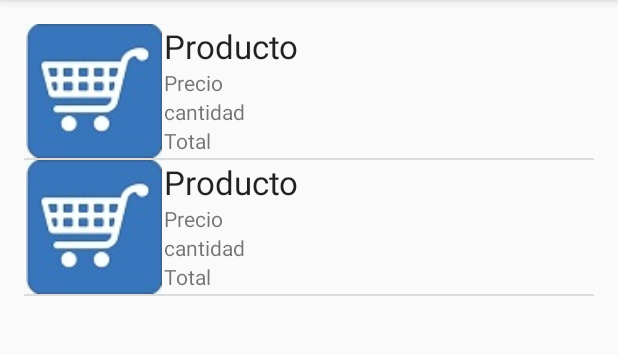
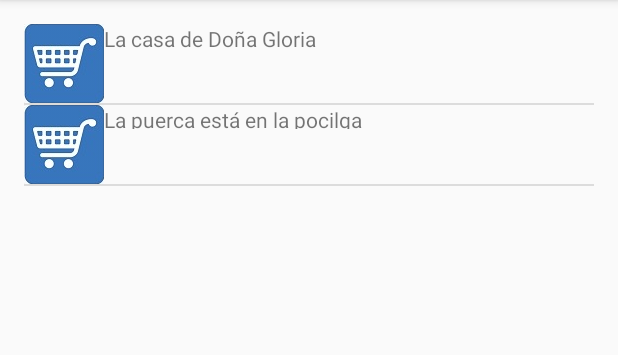
Before and after one commit to camiloruizvidal/LectorCodigoBarras, an Android app: the screen it shows after launch (tienda_actual), on a phone screen of 412 x 824 dp, the part 84-439 px from its top. Run offline under Robolectric (Android 15) with nearby library versions, the phone set to English and light mode, and no system bars.

Commit message:
#027
Hasta aqui funciona todo bien, todo bonito

```diff
--- a/app/src/main/java/com/example/milo/codigobarras/AdapterItems.java
+++ b/app/src/main/java/com/example/milo/codigobarras/AdapterItems.java
@@ -23,33 +23,32 @@ public class AdapterItems extends ArrayAdapter<items_list> {
         this.LayoutResourceId = LayoutResourceId;
         this.data = data;
     }
-    public View getView(int position, View ConvertView, ViewGroup parent){
-        View row= ConvertView;
+
+    public View getView(int position, View ConvertView, ViewGroup parent) {
+        View row = ConvertView;
         items_listHolder holder = null;
-        if(row==null)
-        {
-            LayoutInflater Inflater = ((Activity)context).getLayoutInflater();
-            row = Inflater.inflate(LayoutResourceId,parent,false);
+        if (row == null) {
+            LayoutInflater Inflater = ((Activity) context).getLayoutInflater();
+            row = Inflater.inflate(LayoutResourceId, parent, false);
 
             holder = new items_listHolder();
-            holder.Producto=(TextView)row.findViewById(R.id.TxVwProducto);
-            holder.Precio=(TextView)row.findViewById(R.id.TxVwPrecio);
-            holder.Cantidad=(TextView)row.findViewById(R.id.TxVwCantidad);
-            holder.Total=(TextView)row.findViewById(R.id.TxVwTotal);
+            holder.Producto = (TextView) row.findViewById(R.id.TxVwProducto);
+            holder.Precio = (TextView) row.findViewById(R.id.TxVwPrecio);
+            holder.Cantidad = (TextView) row.findViewById(R.id.TxVwCantidad);
+            holder.Total = (TextView) row.findViewById(R.id.TxVwTotal);
             row.setTag(holder);
+        } else {
+            holder = (items_listHolder) row.getTag();
         }
-        else
-        {
-            holder=(items_listHolder)row.getTag();
-        }
-        items_list items=data[position];
+        items_list items = data[position];
         holder.Producto.setText(items.nombre);
         holder.Precio.setText(items.precio);
         holder.Cantidad.setText(items.cantidad);
         holder.Total.setText(items.total);
         return row;
     }
-    static class items_listHolder{
+
+    static class items_listHolder {
         TextView Producto;
         TextView Precio;
         TextView Cantidad;
--- a/app/src/main/java/com/example/milo/codigobarras/AdapterTiendas.java
+++ b/app/src/main/java/com/example/milo/codigobarras/AdapterTiendas.java
@@ -24,27 +24,24 @@ public class AdapterTiendas extends ArrayAdapter<ListTiendas> {
     public View getView(int position, View ConvertView, ViewGroup parent)
     {
         View row = ConvertView;
-        classImagesUrl img = new classImagesUrl();
         ListTiendasHolder holder = null;
         if (row == null) {
-            LayoutInflater Inflater = ((Activity) context).getLayoutInflater();
-            row = Inflater.inflate(LayoutResourceId, parent, false);
+            LayoutInflater Inflater = ((Activity) this.context).getLayoutInflater();
+            row = Inflater.inflate(this.LayoutResourceId, parent, false);
+
             holder = new ListTiendasHolder();
             holder.Tienda = (TextView) row.findViewById(R.id.TextViewNombreTienda);
-            holder.ImagenLogo =(ImageView) row.findViewById(R.id.imageViewLogoAlmacen);
             row.setTag(holder);
         } else {
             holder = (ListTiendasHolder) row.getTag();
         }
         ListTiendas items = data[position];
         holder.Tienda.setText(items.NombreTienda);
-        //holder.ImagenLogo.setImageBitmap(img.crearImaView(items.UrlImage));
         return row;
     }
 
     static class ListTiendasHolder {
         TextView Tienda;
-        ImageView ImagenLogo;
 
     }
 }
--- a/app/src/main/java/com/example/milo/codigobarras/classgps.java
+++ b/app/src/main/java/com/example/milo/codigobarras/classgps.java
@@ -6,4 +6,11 @@ import android.location.Location;
  * Created by MILO on 13/05/2016.
  */
 public class classgps {
+    public double Longitud;
+    public double Latitud;
+    public classgps()
+    {
+        this.Latitud=2.4560236930847;
+        this.Longitud=-76.593316197395;
+    }
 }
--- a/app/src/main/java/com/example/milo/codigobarras/tienda_actual.java
+++ b/app/src/main/java/com/example/milo/codigobarras/tienda_actual.java
@@ -1,16 +1,9 @@
 package com.example.milo.codigobarras;
 
-import android.Manifest;
-import android.content.Context;
-import android.content.Intent;
-import android.content.pm.PackageManager;
-import android.location.Location;
-import android.location.LocationManager;
-import android.support.v4.app.ActivityCompat;
+
 import android.support.v7.app.AppCompatActivity;
 import android.os.Bundle;
 import android.widget.ListView;
-import android.widget.Toast;
 
 import java.util.List;
 
@@ -19,41 +12,32 @@ public class tienda_actual extends AppCompatActivity {
 
     @Override
     protected void onCreate(Bundle savedInstanceState) {
+        super.onCreate(savedInstanceState);
+        setContentView(R.layout.activity_tienda_actual);
+
+        classgps Loc = new classgps();
+
         ListView tienda;
         List<String[]> Tiendas = null;
         String[] TiendasName = null;
-        LocationManager lm = (LocationManager) getSystemService(Context.LOCATION_SERVICE);
-        if (ActivityCompat.checkSelfPermission(this, Manifest.permission.ACCESS_FINE_LOCATION) != PackageManager.PERMISSION_GRANTED && ActivityCompat.checkSelfPermission(this, Manifest.permission.ACCESS_COARSE_LOCATION) != PackageManager.PERMISSION_GRANTED) {
-            // TODO: Consider calling
-
-            return;
-        }
-
-        Location location = lm.getLastKnownLocation(LocationManager.GPS_PROVIDER);
-        super.onCreate(savedInstanceState);
-        setContentView(R.layout.activity_tienda_actual);
-
         classtienda Listtienda = new classtienda();
-        //location.getLongitude(), location.getLatitude()
-        double Lng = -76.593316197395;
-        double Lat = 2.4560236930847;
-        Tiendas = Listtienda.VerTiendas(Lng, Lat);
-        ListTiendas x = null;
+        Tiendas = Listtienda.VerTiendas(Loc.Longitud, Loc.Latitud);
         TiendasName = new String[Tiendas.size()];
         final ListTiendas data[] = new ListTiendas[Tiendas.size()];
         for (int i = 0; i < Tiendas.size(); i++) {
+            ListTiendas x = null;
             String[] Temp = Tiendas.get(i);
             x = new ListTiendas(Temp[2], Temp[1], Temp[0]);
             data[i] = x;
         }
 
-        try {
-            AdapterTiendas adapter = new AdapterTiendas(this, R.layout.imtes, data);
-            tienda = (ListView) findViewById(R.id.listViewTiendas);
-            tienda.setAdapter(adapter);
-        } catch (Exception e) {
-            Toast.makeText(tienda_actual.this, "Error en el adapter [" + e.getMessage() + "]", Toast.LENGTH_SHORT).show();
-        }
+        AdapterTiendas adapter = new AdapterTiendas(this, R.layout.list_tiendas, data);
+        tienda = (ListView) findViewById(R.id.listViewTiendas);
+        tienda.setAdapter(adapter);
+        /**/
+
+
+
         /*
         final Context Esto = this;
         tienda.setOnItemClickListener(new AdapterView.OnItemClickListener() {
--- a/app/src/main/res/layout/list_tiendas.xml
+++ b/app/src/main/res/layout/list_tiendas.xml
@@ -1,20 +1,26 @@
 <?xml version="1.0" encoding="utf-8"?>
 <LinearLayout xmlns:android="http://schemas.android.com/apk/res/android"
     android:layout_width="match_parent"
-    android:layout_height="match_parent">
+    android:layout_height="match_parent"
+    android:layout_weight="10">
 
     <ImageView
+        android:id="@+id/imageViewLogoAlmacen"
         android:layout_width="wrap_content"
         android:layout_height="wrap_content"
-        android:id="@+id/imageViewLogoAlmacen"
         android:src="@mipmap/item_car"></ImageView>
 
-    <TextView
-        android:layout_width="wrap_content"
-        android:layout_height="wrap_content"
-        android:textAppearance="?android:attr/textAppearanceSmall"
-        android:text="Small Text"
-        android:id="@+id/TextViewNombreTienda"
-        style="@style/Base.Widget.AppCompat.RatingBar.Small" />
+    <LinearLayout
+        android:layout_width="match_parent"
+        android:layout_height="match_parent"
+        android:orientation="vertical">
 
+        <TextView
+            android:id="@+id/TextViewNombreTienda"
+            style="@style/Base.Widget.AppCompat.RatingBar.Small"
+            android:layout_width="wrap_content"
+            android:layout_height="wrap_content"
+            android:text="Small Text"
+            android:textAppearance="?android:attr/textAppearanceSmall" />
+    </LinearLayout>
 </LinearLayout>
```
